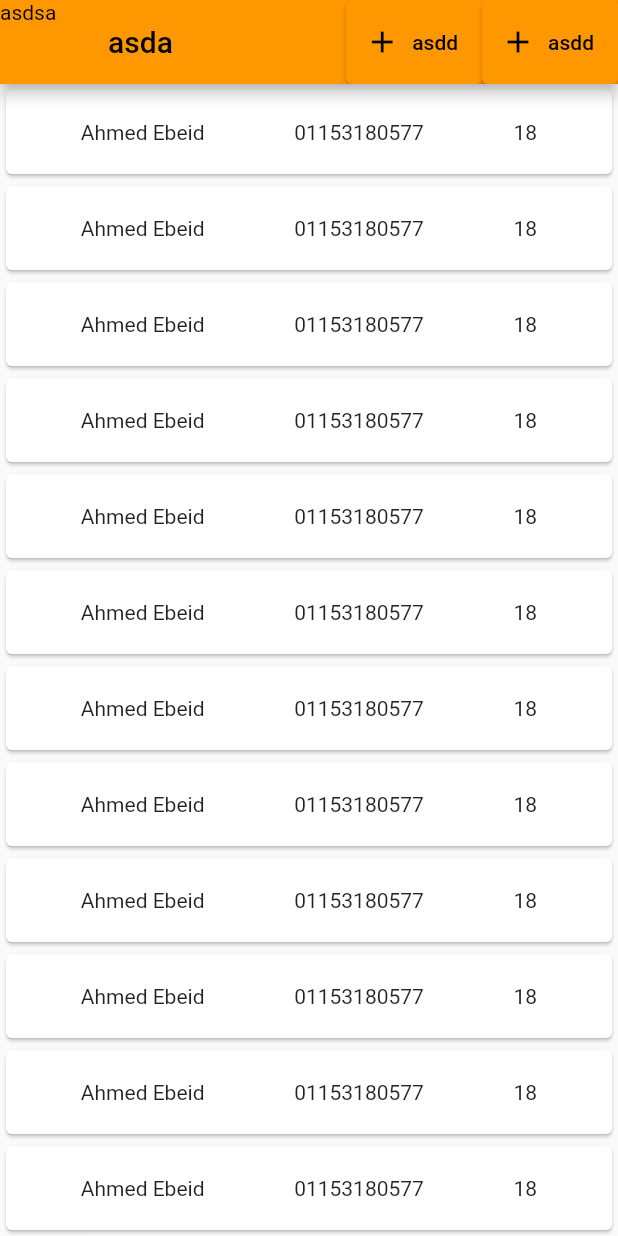
After one commit to AhmedEbeid4/Flutter-Revision, a Flutter app: the Home screen opened directly, on a phone screen of 412 x 824 dp. The commit adds this screen. Run offline on Flutter 3.47's test engine with Material 2 defaults, Android fonts, the phone set to English and light mode, and no system bars; our stand-ins replace fluttertoast.

Commit message:
some EXs added

```diff
--- /dev/null
+++ b/lib/ex4.dart
@@ -0,0 +1,139 @@
+import 'package:flutter/material.dart';
+
+void main() {
+  runApp(App());
+}
+
+class App extends StatefulWidget {
+  const App({Key? key}) : super(key: key);
+
+  @override
+  State<App> createState() => _AppState();
+}
+
+class _AppState extends State<App> {
+  @override
+  Widget build(BuildContext context) {
+    return MaterialApp(
+      debugShowCheckedModeBanner: false,
+      home: Home(),
+    );
+  }
+}
+
+class Home extends StatefulWidget {
+
+  Home({Key? key}) : super(key: key);
+
+  @override
+  State<Home> createState() => _HomeState();
+}
+
+class _HomeState extends State<Home> {
+  List _items = [
+    Item("01153180577", "Ahmed Ebeid", 18),
+    Item("01153180577", "Ahmed Ebeid", 18),
+    Item("01153180577", "Ahmed Ebeid", 18),
+    Item("01153180577", "Ahmed Ebeid", 18),
+    Item("01153180577", "Ahmed Ebeid", 18),
+    Item("01153180577", "Ahmed Ebeid", 18),
+    Item("01153180577", "Ahmed Ebeid", 18),
+    Item("01153180577", "Ahmed Ebeid", 18),
+    Item("01153180577", "Ahmed Ebeid", 18),
+    Item("01153180577", "Ahmed Ebeid", 18),
+    Item("01153180577", "Ahmed Ebeid", 18),
+    Item("01153180577", "Ahmed Ebeid", 18),
+    Item("01153180577", "Ahmed Ebeid", 18),
+    Item("01153180577", "Ahmed Ebeid", 18),
+    Item("01153180577", "Ahmed Ebeid", 18)
+  ];
+
+  @override
+  Widget build(BuildContext context) {
+    return Scaffold(
+      appBar: AppBar(leading: Container(child: Text("asdsa"),) ,title: Text("asda"),actions: [
+        ElevatedButton.icon(onPressed: (){ }, icon: Icon(Icons.add), label: Text("asdd")),
+        ElevatedButton.icon(onPressed: (){ }, icon: Icon(Icons.add), label: Text("asdd")),
+      ],),
+      body: ListView.builder(
+          itemCount: _items.length, itemBuilder: (ctx, index) {
+        return ItemWidget(item: _items[index], context1: context,);
+      }),
+    );
+  }
+}
+
+class ItemWidget extends StatelessWidget {
+  Item? item = null;
+  BuildContext? context1 = null;
+
+  ItemWidget({Key? key, required this.item, required this.context1})
+      : super(key: key);
+
+  @override
+  Widget build(BuildContext context) {
+    return Container(
+      width: double.infinity,
+      child: InkWell(
+        onTap: () {
+          Navigator.of(context).push(
+              MaterialPageRoute(
+                  builder: (_){
+                    return TT(item: item);
+                  }
+              )
+          );
+        },
+        child: Card(
+          child: Container(
+            padding: EdgeInsets.all(20),
+            child: Row(
+              mainAxisAlignment: MainAxisAlignment.spaceAround,
+              children: [
+                Text(item!.name),
+                Text(item!.number),
+                Text("${item?.age}")
+              ],
+            ),
+          ),
+        ),
+      ),
+    );
+  }
+}
+
+class Item {
+  String name = "";
+  String number = "01153810677";
+  int age = 11;
+
+  Item(this.number, this.name, this.age);
+}
+
+class TT extends StatelessWidget {
+  Item? item=null;
+  TT({Key? key,required this.item}) : super(key: key);
+
+  @override
+  Widget build(BuildContext context) {
+
+    return MaterialApp(
+      debugShowCheckedModeBanner: false,
+      home: Scaffold(
+        body: SafeArea(
+          child: Container(
+            width: double.infinity,
+            child: Column(
+              mainAxisAlignment: MainAxisAlignment.spaceAround,
+              children: [
+                Text(item!.name),
+                Text(item!.number),
+                Text("${item!.age}")
+              ],
+            ),
+          ),
+        ),
+      ),
+    );
+  }
+}
```
Also changed, not shown: lib/date_picker.dart (+22 -19 lines), lib/ex3.dart (added, +330 -0 lines).
